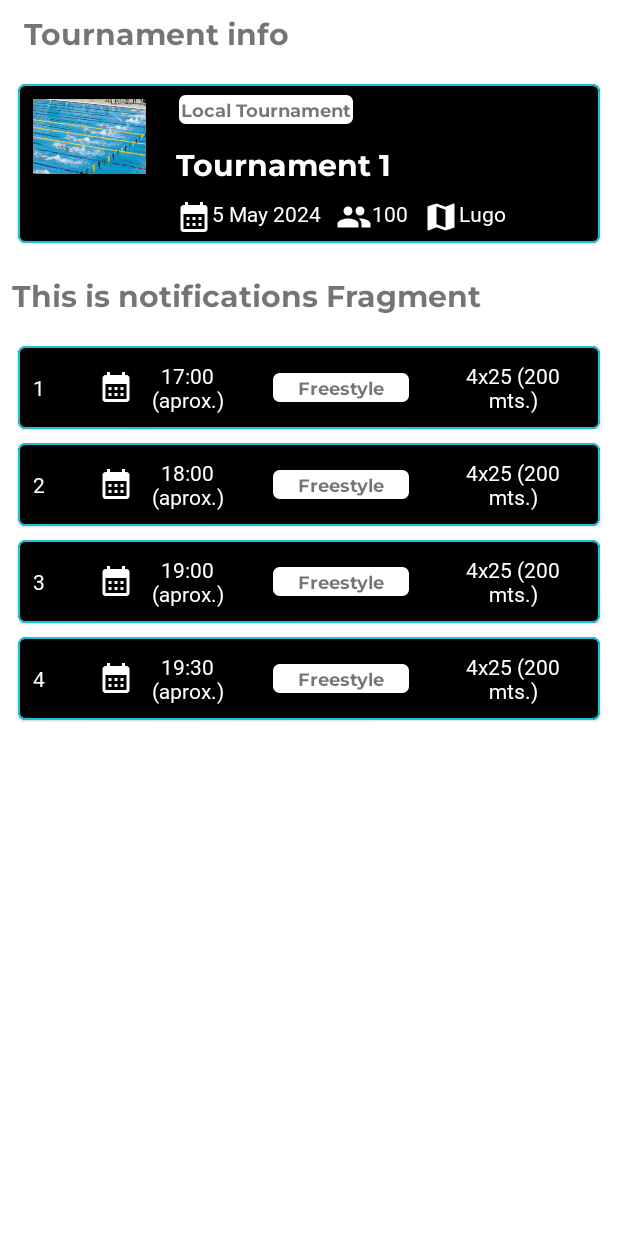
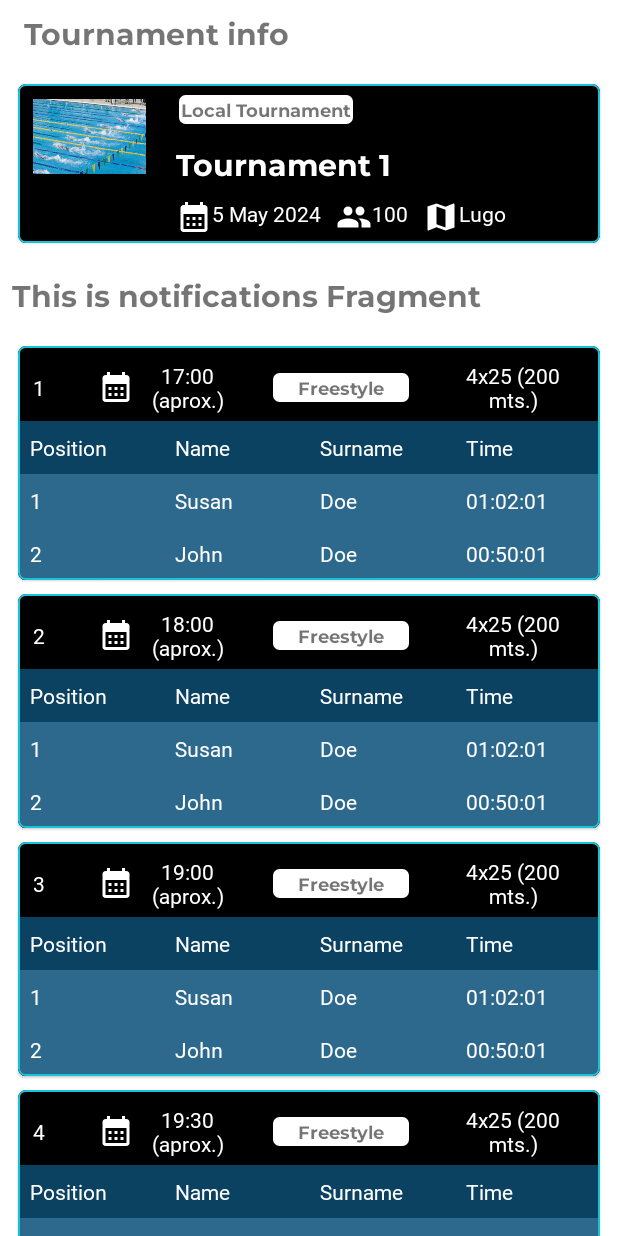
Before and after one commit to dfr99/SwimChrono, an Android app: the fragment TournamentsFragment shown on its own in the app's theme, on a phone screen of 412 x 824 dp. Run offline under Robolectric (Android 15) with nearby library versions, the light colour scheme and no system bars.

Commit message:
Add a static table to the races

```diff
--- a/app/SwimChrono/app/src/main/res/layout/item_race_card.xml
+++ b/app/SwimChrono/app/src/main/res/layout/item_race_card.xml
@@ -60,4 +60,145 @@
 
     </LinearLayout>
 
+
+    <!--    FIXME: This table should be loaded dynamically and not har-coding the data-->
+    <TableLayout
+        android:layout_width="match_parent"
+        android:layout_height="match_parent"
+        android:layout_marginTop="50dp"
+        android:background="@color/forest_blue_200">
+
+        <!-- TableRows for each row -->
+        <TableRow>
+            <!-- TextViews for each column -->
+            <TextView
+                style="@style/AppTextStyle"
+                android:layout_width="0dp"
+                android:layout_height="wrap_content"
+                android:layout_weight="1"
+                android:padding="8dp"
+                android:text="@string/postion"
+                android:textColor="@color/chrono_white" />
+
+            <TextView
+                style="@style/AppTextStyle"
+                android:layout_width="0dp"
+                android:layout_height="wrap_content"
+                android:layout_weight="1"
+                android:padding="8dp"
+                android:text="@string/name"
+                android:textColor="@color/chrono_white" />
+
+            <TextView
+                style="@style/AppTextStyle"
+                android:layout_width="0dp"
+                android:layout_height="wrap_content"
+                android:layout_weight="1"
+                android:padding="8dp"
+                android:text="@string/surname"
+                android:textColor="@color/chrono_white" />
+
+            <TextView
+                style="@style/AppTextStyle"
+                android:layout_width="0dp"
+                android:layout_height="wrap_content"
+                android:layout_weight="1"
+                android:padding="8dp"
+                android:text="@string/time"
+                android:textColor="@color/chrono_white" />
+        </TableRow>
+
+
+        <TableRow>
+
+            <TextView
+                style="@style/AppTextStyle"
+                android:layout_width="0dp"
+                android:layout_height="wrap_content"
+                android:layout_weight="1"
+                android:background="@color/forest_blue_500"
+                android:padding="8dp"
+                android:text="1"
+                android:textColor="@color/chrono_white" />
+
+            <TextView
+                style="@style/AppTextStyle"
+                android:layout_width="0dp"
+                android:layout_height="wrap_content"
+                android:layout_weight="1"
+                android:background="@color/forest_blue_500"
+                android:padding="8dp"
+                android:text="Susan"
+                android:textColor="@color/chrono_white" />
+
+            <TextView
+                style="@style/AppTextStyle"
+                android:layout_width="0dp"
+                android:layout_height="wrap_content"
+                android:layout_weight="1"
+                android:background="@color/forest_blue_500"
+                android:padding="8dp"
+                android:text="Doe"
+                android:textColor="@color/chrono_white" />
+
+            <TextView
+                style="@style/AppTextStyle"
+                android:layout_width="0dp"
+                android:layout_height="wrap_content"
+                android:layout_weight="1"
+                android:background="@color/forest_blue_500"
+                android:padding="8dp"
+                android:text="01:02:01"
+                android:textColor="@color/chrono_white" />
+        </TableRow>
+
+        <TableRow>
+
+            <TextView
+                style="@style/AppTextStyle"
+                android:layout_width="0dp"
+                android:layout_height="wrap_content"
+                android:layout_weight="1"
+                android:background="@color/forest_blue_500"
+                android:padding="8dp"
+                android:text="2"
+                android:textColor="@color/chrono_white" />
+
+            <TextView
+                android:id="@+id/grid_item2"
+                style="@style/AppTextStyle"
+                android:layout_width="0dp"
+                android:layout_height="wrap_content"
+                android:layout_weight="1"
+                android:background="@color/forest_blue_500"
+                android:padding="8dp"
+                android:text="John"
+                android:textColor="@color/chrono_white" />
+
+            <TextView
+                android:id="@+id/grid_item3"
+                style="@style/AppTextStyle"
+                android:layout_width="0dp"
+                android:layout_height="wrap_content"
+                android:layout_weight="1"
+                android:background="@color/forest_blue_500"
+                android:padding="8dp"
+                android:text="Doe"
+                android:textColor="@color/chrono_white" />
+
+            <TextView
+                android:id="@+id/grid_item4"
+                style="@style/AppTextStyle"
+                android:layout_width="0dp"
+                android:layout_height="wrap_content"
+                android:layout_weight="1"
+                android:background="@color/forest_blue_500"
+                android:padding="8dp"
+                android:text="00:50:01"
+                android:textColor="@color/chrono_white" />
+        </TableRow>
+
+    </TableLayout>
+
+
 </com.google.android.material.card.MaterialCardView>
--- a/app/SwimChrono/app/src/main/res/values/strings.xml
+++ b/app/SwimChrono/app/src/main/res/values/strings.xml
@@ -9,4 +9,8 @@
     <string name="image_of_a_swimmingpool">Image of a swimmingpool</string>
     <string name="tournament_info">Tournament info</string>
     <string name="all_races">All races</string>
+    <string name="postion">Position</string>
+    <string name="name">Name</string>
+    <string name="surname">Surname</string>
+    <string name="time">Time</string>
 </resources>
```
